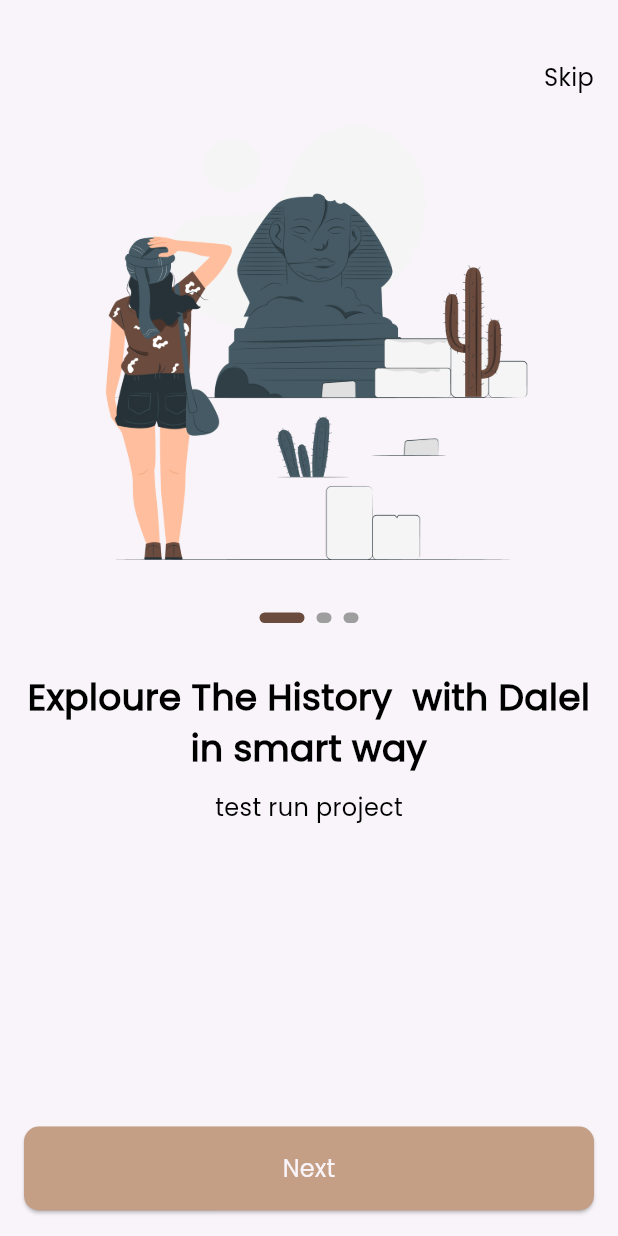
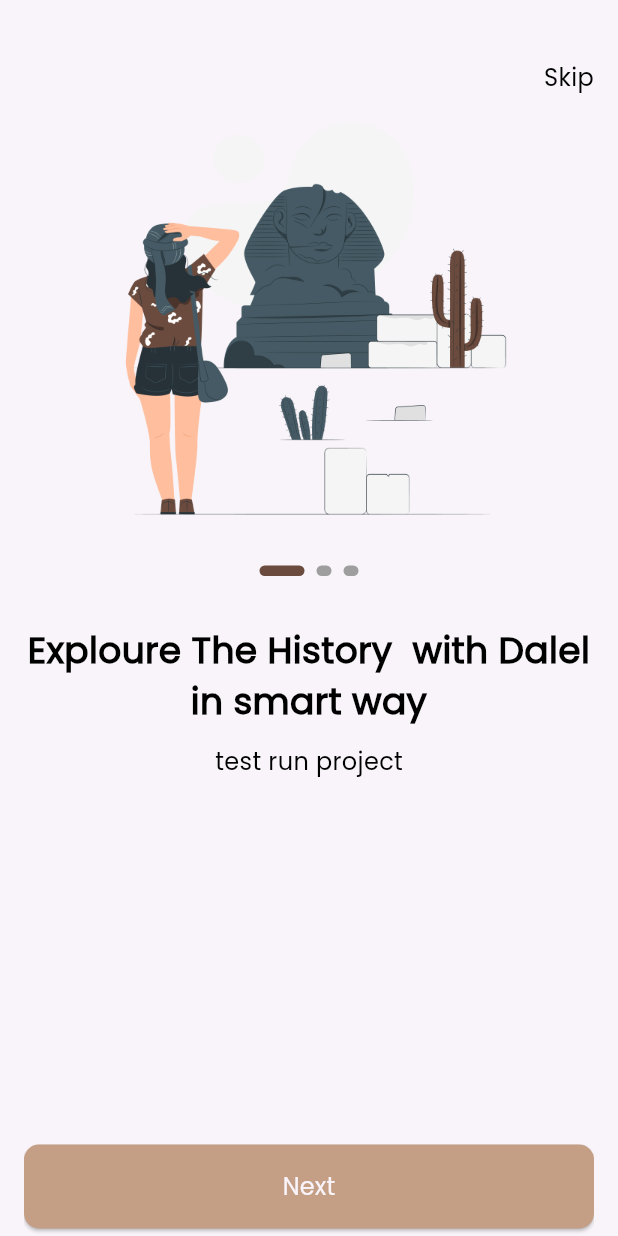
Before and after one commit to Adel-Saeed21/Dalel-app, a Flutter app: the screen it shows after launch, on a phone screen of 412 x 824 dp. Run offline on Flutter 3.47's test engine with Material 3 defaults, Android fonts, the phone set to English and light mode, and no system bars; drawn by our look-alikes of smooth_page_indicator; our stand-ins replace go_router.

Commit message:
refactor code

```diff
--- a/lib/core/functions/navigation.dart
+++ b/lib/core/functions/navigation.dart
@@ -1,6 +1,10 @@
 import 'package:flutter/material.dart';
 import 'package:go_router/go_router.dart';
 
-void customNavigate(BuildContext context,String path) {
+void customNavigatePush(BuildContext context,String path) {
     GoRouter.of(context).push(path);
   }
+
+void customNavigateReplace(BuildContext context,String path) {
+    GoRouter.of(context).pushReplacement(path);
+  }
--- a/lib/features/on_boarding/presentation/views/on_boarding_view.dart
+++ b/lib/features/on_boarding/presentation/views/on_boarding_view.dart
@@ -13,11 +13,13 @@ class OnBoardingView extends StatelessWidget {
       child: Scaffold(
         body: Padding(
           padding: const EdgeInsets.symmetric(horizontal: 16),
-          child: Column(
+          child: ListView(
+            physics: const BouncingScrollPhysics(),
             children: [
               const SizedBox(height: 40),
               const CustomNavBar(),
               OnBoardingWidgetBody(),
+              const SizedBox(height: 200),
               const CustomButton(text: AppStrings.next),
               const SizedBox(height: 17),
             ],
--- a/lib/features/on_boarding/presentation/views/widgets/on_boarding_wodget_view.dart
+++ b/lib/features/on_boarding/presentation/views/widgets/on_boarding_wodget_view.dart
@@ -8,19 +8,33 @@ class OnBoardingWidgetBody extends StatelessWidget {
   final PageController _controller = PageController();
   @override
   Widget build(BuildContext context) {
-    return Expanded(
+    return SizedBox(
+      height: 500,
+
       child: PageView.builder(
+        physics: const BouncingScrollPhysics(),
         controller: _controller,
         itemBuilder: (context, index) {
           return Column(
             children: [
-              Image.asset(Assets.assetsImagesOnBoarding1),
+              Container(
+                height: 290,
+                width: 343,
+                decoration: const BoxDecoration(
+                  image: DecorationImage(
+                    image: AssetImage(Assets.assetsImagesOnBoarding1),
+                    fit: BoxFit.fill,
+                  ),
+                ),
+              ),
               const SizedBox(height: 24),
               CustomSmoothPageIndicator(controller: _controller),
               const SizedBox(height: 32),
 
               Text(
                 "Exploure The History  with Dalel in smart way ",
+                maxLines: 2,
+                overflow: TextOverflow.ellipsis,
                 style: AppTextStyle.poppins500Style24.copyWith(
                   fontWeight: FontWeight.bold,
                 ),
@@ -31,6 +45,8 @@ class OnBoardingWidgetBody extends StatelessWidget {
               const Text(
                 "test run project",
                 style: AppTextStyle.poppins300Style16,
+                maxLines: 2,
+                overflow: TextOverflow.ellipsis,
               ),
             ],
           );
--- a/lib/features/splash/presentation/views/spalsh_view.dart
+++ b/lib/features/splash/presentation/views/spalsh_view.dart
@@ -14,14 +14,11 @@ class SpalshView extends StatefulWidget {
 
 class _SpalshViewState extends State<SpalshView> {
   @override
-  void initState()  {
+  void initState() {
     delayedNavigate(context);
 
     super.initState();
   }
-
-
-
 
   @override
   Widget build(BuildContext context) {
@@ -33,8 +30,8 @@ class _SpalshViewState extends State<SpalshView> {
   }
 }
 
- void delayedNavigate(BuildContext context) {
-    Future.delayed(const Duration(seconds: 2), () {
-      customNavigate(context,'/onBoarding');
-    });
-  }
+void delayedNavigate(BuildContext context) {
+  Future.delayed(const Duration(seconds: 2), () {
+    customNavigateReplace(context, '/onBoarding');
+  });
+}
```
